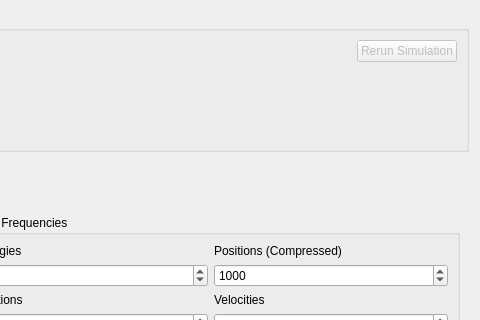
This is ui/simulationsetupform.ui in breuerss/gromacs-ui as Qt 5 draws it before an edit; both pictures show x 562 to 1042 and y 0 to 320 of the 1042 by 861 pixel window. The edited form follows.
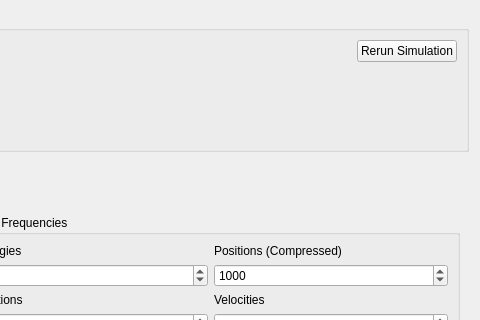
This is the edited form. Icons and pictures are not drawn.

Commit message: feature: allow rerun of command on simulation tab

What changed in the file:
```diff
--- a/ui/simulationsetupform.ui
+++ b/ui/simulationsetupform.ui
@@ -97,7 +97,7 @@
         <item alignment="Qt::AlignTop">
          <widget class="QPushButton" name="pushButton_2">
           <property name="enabled">
-           <bool>false</bool>
+           <bool>true</bool>
           </property>
           <property name="text">
            <string>Rerun Simulation</string>
```
Left out of the diff: 2 changed lines with no effect on the pictures. The commit also changes 6 other files.
